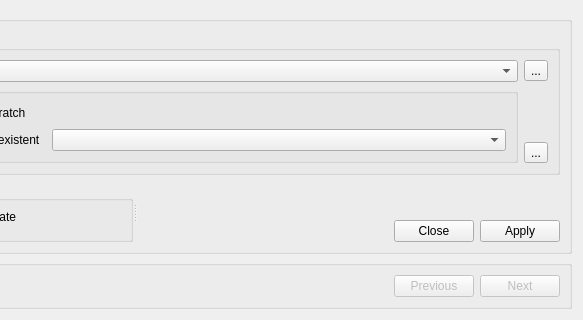
Above: app_new/frmframe.ui from doublebyte1/app_solution before the change; both pictures show x 231 to 814 and y 179 to 499 of the 814 by 499 pixel window. Below: the same form after it.
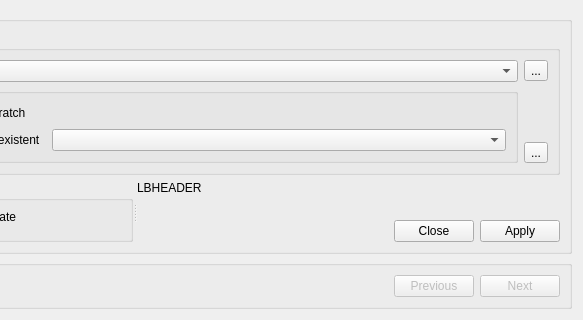
That is the form after the change. Icons and pictures are not drawn. Custom widgets are drawn as their Qt base class.

```diff
--- a/app_new/frmframe.ui
+++ b/app_new/frmframe.ui
@@ -274,6 +274,13 @@
         </widget>
         <widget class="QWidget" name="layoutWidget2">
          <layout class="QVBoxLayout" name="verticalLayout">
+          <item>
+           <widget class="QLabel" name="lbHeader">
+            <property name="text">
+             <string>LBHEADER</string>
+            </property>
+           </widget>
+          </item>
           <item>
            <spacer name="verticalSpacer">
             <property name="orientation">
```
